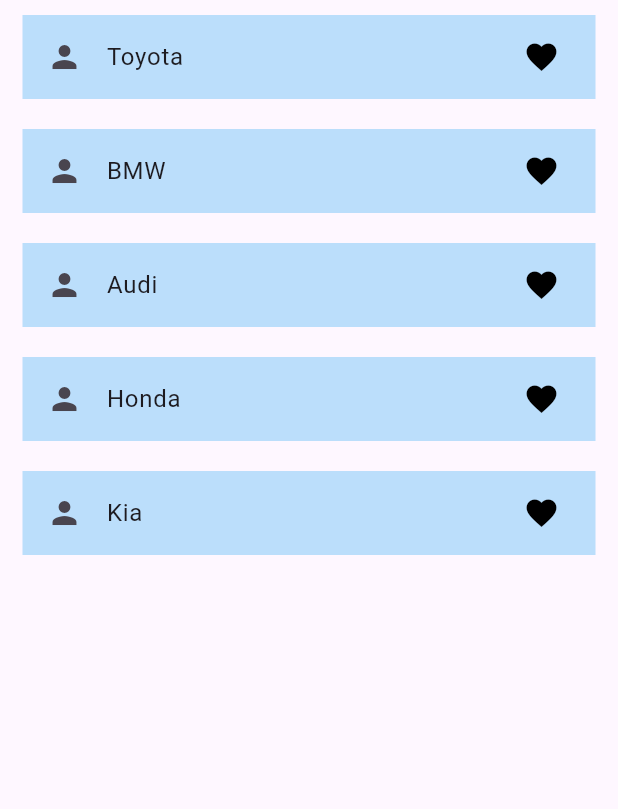
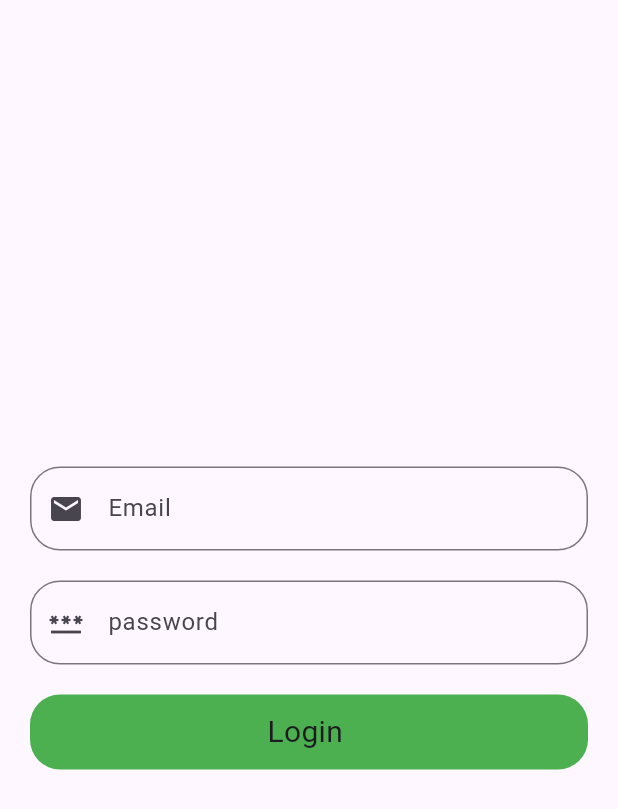
Before and after one commit to iam-talhaa/Getx_State_Managment, a Flutter app: the screen it shows after launch, on a phone screen of 412 x 824 dp. Shown: the top 809 px of the screen. Run offline on Flutter 3.47's test engine with Material 3 defaults, Android fonts, the light colour scheme and no system bars; our stand-ins replace get, image_picker.

Commit message:
Login And Sign up with Rest Api through Getx

```diff
--- a/lib/FavouriteExample.dart
+++ b/lib/FavouriteExample.dart
@@ -1,4 +1,6 @@
 import 'package:flutter/material.dart';
+import 'package:get/get.dart';
+import 'package:getx_statemangment/Fav_controller.dart';
 
 class Fav_Example extends StatefulWidget {
   const Fav_Example({super.key});
@@ -8,18 +10,11 @@
 }
 
 class _Fav_ExampleState extends State<Fav_Example> {
-  bool myColor = false;
-
-  List<String> carName = [
-    'Toyota',
-    'BMW',
-    'Audi',
-    'Honda',
-    'Kia',
-  ];
-  List<String> carlist = [];
   @override
   Widget build(BuildContext context) {
+    FavController myfavController = Get.put(FavController());
+
+    print('CAR TESTING');
     return Scaffold(
       body: Padding(
         padding: const EdgeInsets.symmetric(
@@ -29,28 +24,32 @@
           children: [
             Expanded(
               child: ListView.builder(
-                  itemCount: carName.length,
+                  itemCount: myfavController.carName.length,
                   itemBuilder: (BuildContext Context, index) {
                     return Padding(
                       padding: const EdgeInsets.symmetric(vertical: 10),
                       child: ListTile(
                         onTap: () {
-                            if (carlist.contains(carName[index].toString())) {
-                              carlist.remove(carName[index].toString());
+                          if (myfavController.carlist.contains(
+                              myfavController.carName[index].toString())) {
+                            myfavController.Removecar(
+                                myfavController.carlist[index].toString());
                           } else {
-                              carlist.add(carName[index].toString());
+                            myfavController.Addedcar(
+                                myfavController.carlist[index].toString());
                           }
-                            setState(() {});
                         },
                         tileColor: Colors.blue[100],
                         leading: Icon(Icons.person),
-                          title: Text(carName[index].toString()),
-                          trailing: Icon(
+                        title: Text(myfavController.carName[index].toString()),
+                        trailing: Obx(() => Icon(
                               Icons.favorite,
-                            color: carlist.contains(carName[index].toString())
+                              color: myfavController.carlist.contains(
+                                      myfavController.carName[index].toString())
                                   ? Colors.red
                                   : Colors.black,
                             )),
+                      ),
                     );
                   }),
             )
--- /dev/null
+++ b/lib/login/Getx.dart
@@ -0,0 +1,66 @@
+import 'package:flutter/material.dart';
+import 'package:get/get.dart';
+import 'package:getx_statemangment/login/loginController.dart';
+
+class Login_Getx extends StatefulWidget {
+  const Login_Getx({super.key});
+
+  @override
+  State<Login_Getx> createState() => _Login_GetxState();
+}
+
+class _Login_GetxState extends State<Login_Getx> {
+  Logincontroller controller = Get.put(Logincontroller());
+  @override
+  Widget build(BuildContext context) {
+    return Scaffold(
+      body: Padding(
+        padding: const EdgeInsets.symmetric(horizontal: 20),
+        child: Column(
+            mainAxisAlignment: MainAxisAlignment.center,
+            crossAxisAlignment: CrossAxisAlignment.center,
+            children: [
+              TextFormField(
+                controller: controller.emailController.value,
+                decoration: InputDecoration(
+                    border: OutlineInputBorder(
+                        borderRadius: BorderRadius.circular(20)),
+                    hintText: 'Email',
+                    prefixIcon: Icon(Icons.mail)),
+              ),
+              SizedBox(
+                height: 20,
+              ),
+              TextFormField(
+                controller: controller.passwordcontroller.value,
+                decoration: InputDecoration(
+                    border: OutlineInputBorder(
+                        borderRadius: BorderRadius.circular(20)),
+                    hintText: 'password',
+                    prefixIcon: Icon(Icons.password)),
+              ),
+              SizedBox(
+                height: 20,
+              ),
+              InkWell(
+                onTap: () {
+                  controller.Login();
+                },
+                child: Container(
+                  child: Center(
+                      child: Text(
+                    'Login ',
+                    style: TextStyle(fontSize: 20),
+                  )),
+                  height: 50,
+                  width: double.infinity,
+                  decoration: BoxDecoration(
+                      borderRadius: BorderRadius.circular(20),
+                      color: Colors.green),
+                ),
+              )
+            ]),
+      ),
+    );
+  }
+}
--- /dev/null
+++ b/lib/login/loginController.dart
@@ -0,0 +1,32 @@
+import 'dart:convert';
+
+import 'package:flutter/material.dart';
+import 'package:get/get.dart';
+import 'package:get/get_rx/get_rx.dart';
+import 'package:get/get_state_manager/get_state_manager.dart';
+import 'package:http/http.dart';
+
+class Logincontroller extends GetxController {
+  final emailController = TextEditingController().obs;
+  final passwordcontroller = TextEditingController().obs;
+  RxBool loading = false.obs;
+
+  Login() async {
+    try {
+      final Response = await post(Uri.parse("https://reqres.in/api/login"),
+          body: {
+            'email': emailController.value.text,
+            'password': passwordcontroller.value.text
+          });
+      final data = jsonDecode(Response.body);
+
+      if (Response.statusCode == 200) {
+        Get.snackbar('Login SuccessFul', "Congratulation");
+      } else {
+        Get.snackbar('Login Failed', "Try Again");
+      }
+    } catch (e) {
+      Get.snackbar('Exception', e.toString());
+    }
+  }
+}
--- a/lib/main.dart
+++ b/lib/main.dart
@@ -3,6 +3,7 @@
 import 'package:getx_statemangment/FavouriteExample.dart';
 import 'package:getx_statemangment/Image_picker.dart';
 import 'package:getx_statemangment/SliderExample.dart';
+import 'package:getx_statemangment/login/Getx.dart';
 import 'package:getx_statemangment/switchExample.dart';
 
 void main() {
@@ -21,7 +22,7 @@
   Widget build(BuildContext context) {
     return GetMaterialApp(
       debugShowCheckedModeBanner: false,
-      home: Fav_Example(),
+      home: Login_Getx(),
     );
   }
 }
--- a/pubspec.yaml
+++ b/pubspec.yaml
@@ -37,6 +37,7 @@
   cupertino_icons: ^1.0.6
   get: ^4.6.6
   image_picker: ^1.1.2
+  http: ^1.2.1
 
 dev_dependencies:
   flutter_test:
```
Also changed, not shown: lib/Fav_controller.dart (added, +21 -0 lines), pubspec.lock. Lines whose indentation alone changed are shown as unchanged.
